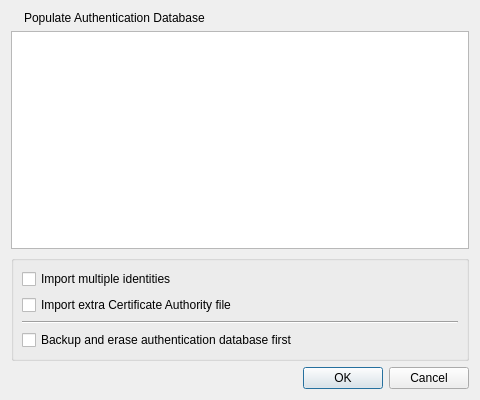
Qt form populateauthsystem/populate_auth_system_dialog.ui (dakcarto/qgis-populate-auth-system) before a commit.
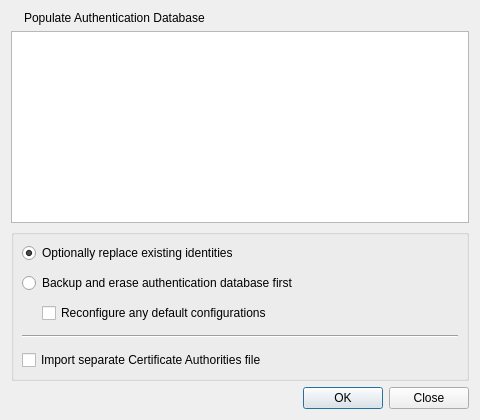
The same form after that commit.

Commit message:
Add identity replacement and auth db erasure
- For manual run, switch identity file selection back to core dialog
- Add identity selector dialog, with combobox(es)

The edit to the form file:
```diff
--- a/populateauthsystem/populate_auth_system_dialog.ui
+++ b/populateauthsystem/populate_auth_system_dialog.ui
@@ -71,22 +71,67 @@
    <item>
     <widget class="QGroupBox" name="grpbxOptions">
      <layout class="QVBoxLayout" name="verticalLayout_2">
+      <property name="spacing">
+       <number>12</number>
+      </property>
       <property name="margin">
        <number>8</number>
       </property>
       <item>
-       <widget class="QCheckBox" name="chkbxMultipleIdents">
-        <property name="text">
-         <string>Import multiple identities</string>
+       <layout class="QGridLayout" name="gridLayout">
+        <property name="horizontalSpacing">
+         <number>0</number>
         </property>
-       </widget>
-      </item>
-      <item>
-       <widget class="QCheckBox" name="chkbxCaFile">
-        <property name="text">
-         <string>Import extra Certificate Authority file</string>
+        <property name="verticalSpacing">
+         <number>10</number>
         </property>
-       </widget>
+        <item row="2" column="0">
+         <spacer name="horizontalSpacer">
+          <property name="orientation">
+           <enum>Qt::Horizontal</enum>
+          </property>
+          <property name="sizeType">
+           <enum>QSizePolicy::Fixed</enum>
+          </property>
+          <property name="sizeHint" stdset="0">
+           <size>
+            <width>20</width>
+            <height>20</height>
+           </size>
+          </property>
+         </spacer>
+        </item>
+        <item row="2" column="1">
+         <widget class="QCheckBox" name="chkReconfig">
+          <property name="text">
+           <string>Reconfigure any default configurations</string>
+          </property>
+         </widget>
+        </item>
+        <item row="0" column="0" colspan="2">
+         <widget class="QRadioButton" name="radioReplaceIdent">
+          <property name="text">
+           <string>Optionally replace existing identities</string>
+          </property>
+          <property name="checked">
+           <bool>true</bool>
+          </property>
+          <attribute name="buttonGroup">
+           <string notr="true">radioGroup</string>
+          </attribute>
+         </widget>
+        </item>
+        <item row="1" column="0" colspan="2">
+         <widget class="QRadioButton" name="radioEraseDb">
+          <property name="text">
+           <string>Backup and erase authentication database first</string>
+          </property>
+          <attribute name="buttonGroup">
+           <string notr="true">radioGroup</string>
+          </attribute>
+         </widget>
+        </item>
+       </layout>
       </item>
       <item>
        <widget class="Line" name="line">
@@ -98,7 +143,7 @@
       <item>
        <widget class="QCheckBox" name="chkbxEraseDb">
         <property name="text">
-         <string>Backup and erase authentication database first</string>
+         <string>Import separate Certificate Authorities file</string>
         </property>
        </widget>
       </item>
@@ -111,7 +156,7 @@
       <enum>Qt::Horizontal</enum>
      </property>
      <property name="standardButtons">
-      <set>QDialogButtonBox::Cancel|QDialogButtonBox::Ok</set>
+      <set>QDialogButtonBox::Close|QDialogButtonBox::Ok</set>
      </property>
     </widget>
    </item>
```
Left out of the diff: 5 changed lines with no effect on the pictures. The commit also changes 2 other files.
